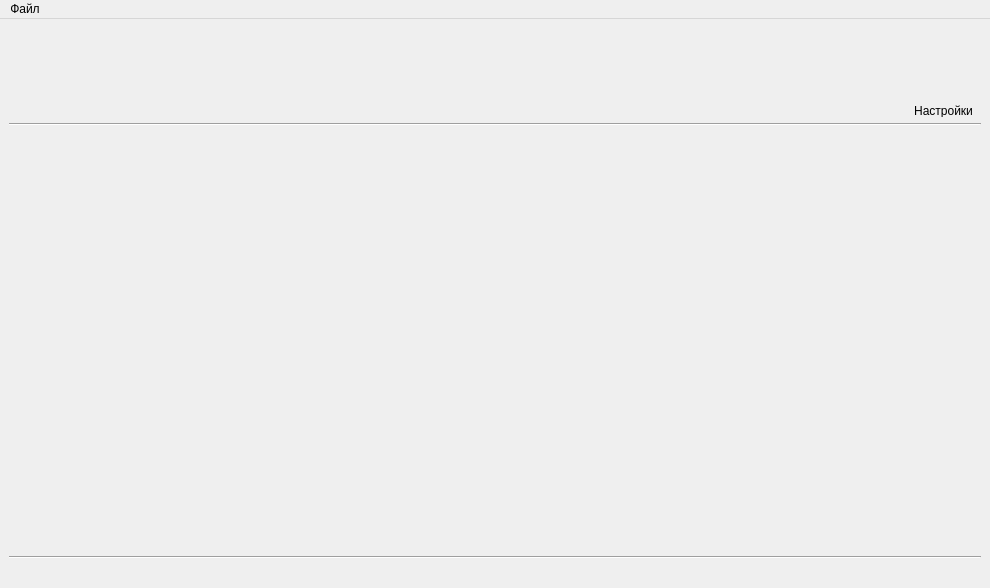
The window that resources/main_window_v1.ui (mcsltd/mcs-inRat-monitor) describes before a commit, drawn with Qt 5.
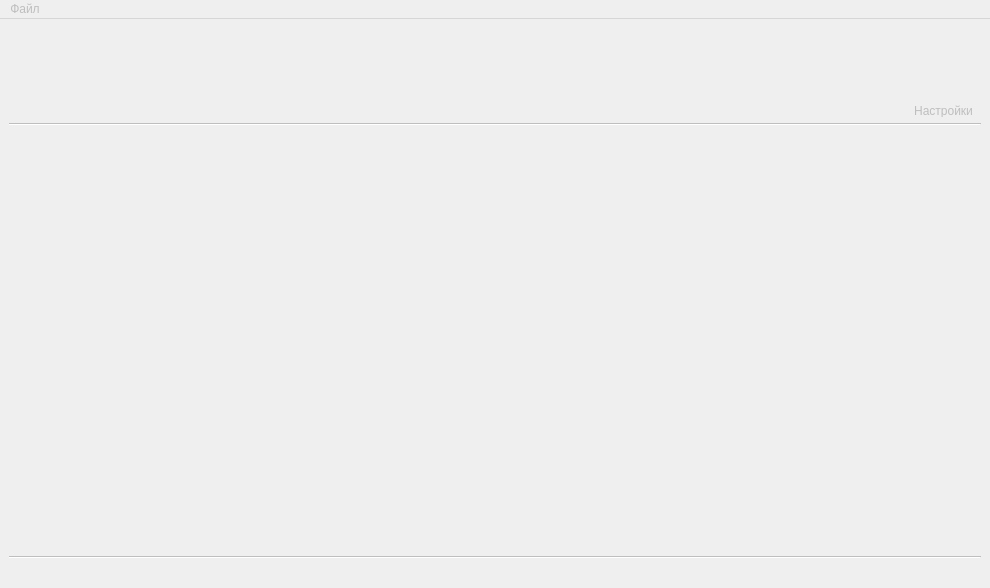
The same window after the commit. Icons and pictures are not drawn.

```diff
--- a/resources/main_window_v1.ui
+++ b/resources/main_window_v1.ui
@@ -2,6 +2,9 @@
 <ui version="4.0">
  <class>MainWindow</class>
  <widget class="QMainWindow" name="MainWindow">
+  <property name="enabled">
+   <bool>false</bool>
+  </property>
   <property name="geometry">
    <rect>
     <x>0</x>
@@ -167,7 +170,7 @@
      <x>0</x>
      <y>0</y>
      <width>990</width>
-     <height>22</height>
+     <height>33</height>
     </rect>
    </property>
    <widget class="QMenu" name="menu">
```
